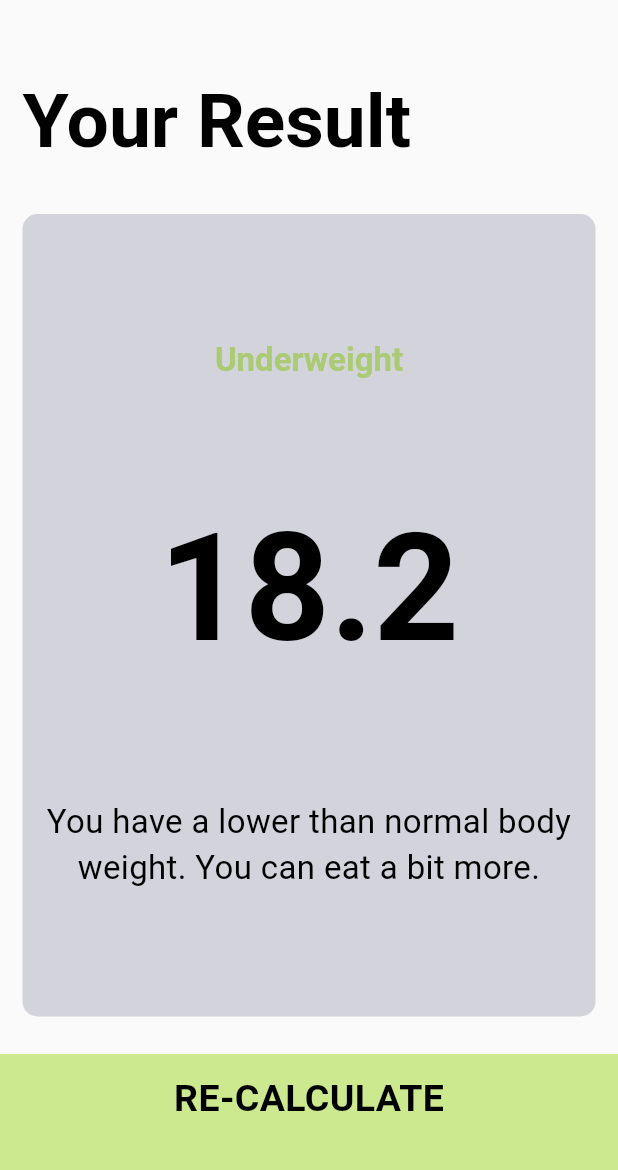
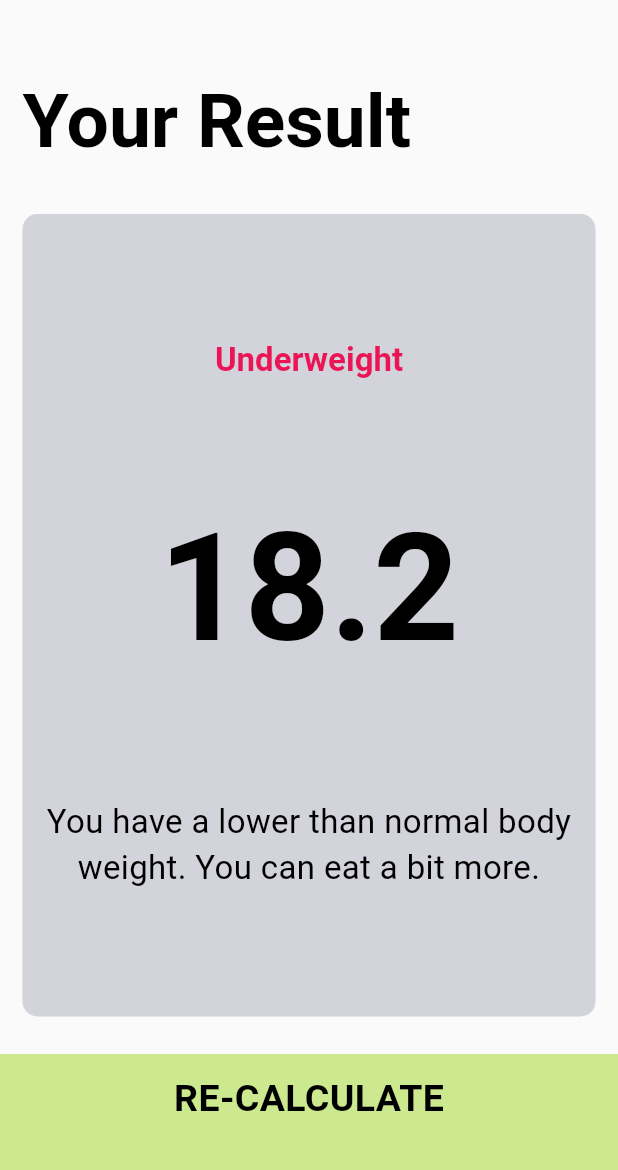
Before and after one commit to alananayadev/flutter-bmi_calculator, a Flutter app: the screen it shows after launch, after a tap on "CALCULATE", on a phone screen of 412 x 824 dp, the part 62-1232 px from its top. Run offline on Flutter 3.47's test engine with Material 3 defaults, Android fonts, the phone set to English and light mode, and no system bars; our stand-ins replace font_awesome_flutter; missing offline and left inert: dart:ffi.

Commit message:
feature: added conditional color for result text

```diff
--- a/lib/calculator_brain.dart
+++ b/lib/calculator_brain.dart
@@ -11,9 +11,9 @@ class CalculatorBrain {
     required this.weight,
   });
 
-  String calculateBMI() {
+  double calculateBMI() {
     _bmi = weight / pow(height / 100, 2);
-    return _bmi.toStringAsFixed(1);
+    return _bmi;
   }
 
   String getResult() {
--- a/lib/constants.dart
+++ b/lib/constants.dart
@@ -31,7 +31,6 @@ const kTitleTextStyle = TextStyle(
 );
 
 const kResultTextStyle = TextStyle(
-  color: Color(0xFFAACB73),
   fontSize: 22.0,
   fontWeight: FontWeight.bold,
 );
--- a/lib/screens/results_page.dart
+++ b/lib/screens/results_page.dart
@@ -1,10 +1,12 @@
+import 'dart:ffi';
+
 import 'package:bmi_calculator/components/bottom_button.dart';
 import 'package:bmi_calculator/constants.dart';
 import 'package:bmi_calculator/components/reusable_card.dart';
 import 'package:flutter/material.dart';
 
 class ResultsPage extends StatelessWidget {
-  final String bmiResult;
+  final double bmiResult;
   final String resultText;
   final String interpretation;
 
@@ -44,10 +46,12 @@ class ResultsPage extends StatelessWidget {
                 children: <Widget>[
                   Text(
                     resultText,
-                    style: Theme.of(context).textTheme.displaySmall,
+                    style: Theme.of(context).textTheme.displaySmall?.copyWith(
+                      color: bmiResult > 18.5 && bmiResult <= 25 ? Color(0xFF24D876) : Color(0xFFEB1555),
+                    ),
                   ),
                   Text(
-                    bmiResult,
+                    bmiResult.toStringAsFixed(1),
                     style: Theme.of(context).textTheme.displayLarge,
                   ),
                   Text(
--- a/lib/theme/dark_theme.dart
+++ b/lib/theme/dark_theme.dart
@@ -5,6 +5,8 @@ ThemeData darkTheme = ThemeData(
   brightness: Brightness.dark,
   colorScheme: const ColorScheme.dark(
     primary: Color(0xFF0A0E21),
+    secondary: Color(0xFF24D876),
+    tertiary: Color(0xFFEB1555),
     primaryContainer: kActiveCardColor,
     secondaryContainer: kInactiveCardColor,
     tertiaryContainer: kBottomButtonColor,
--- a/lib/theme/light_theme.dart
+++ b/lib/theme/light_theme.dart
@@ -5,6 +5,8 @@ ThemeData lightTheme = ThemeData(
   brightness: Brightness.light,
   colorScheme: const ColorScheme.light(
     primary: Color(0xFF717B99),
+    secondary: Color(0xFF24D876),
+    tertiary: Color(0xFFEB1555),
     primaryContainer: Color(0xFFD2D3DB),
     secondaryContainer: Color(0xFF9394A5),
     tertiaryContainer: Color(0xFFCDE990),
```
